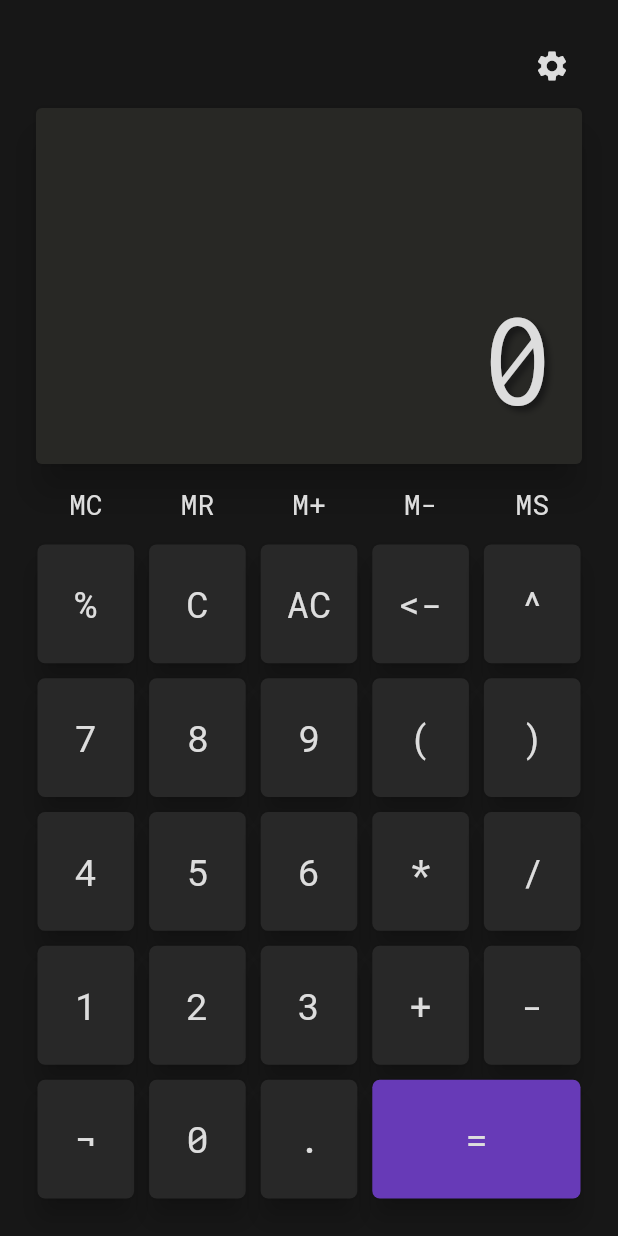
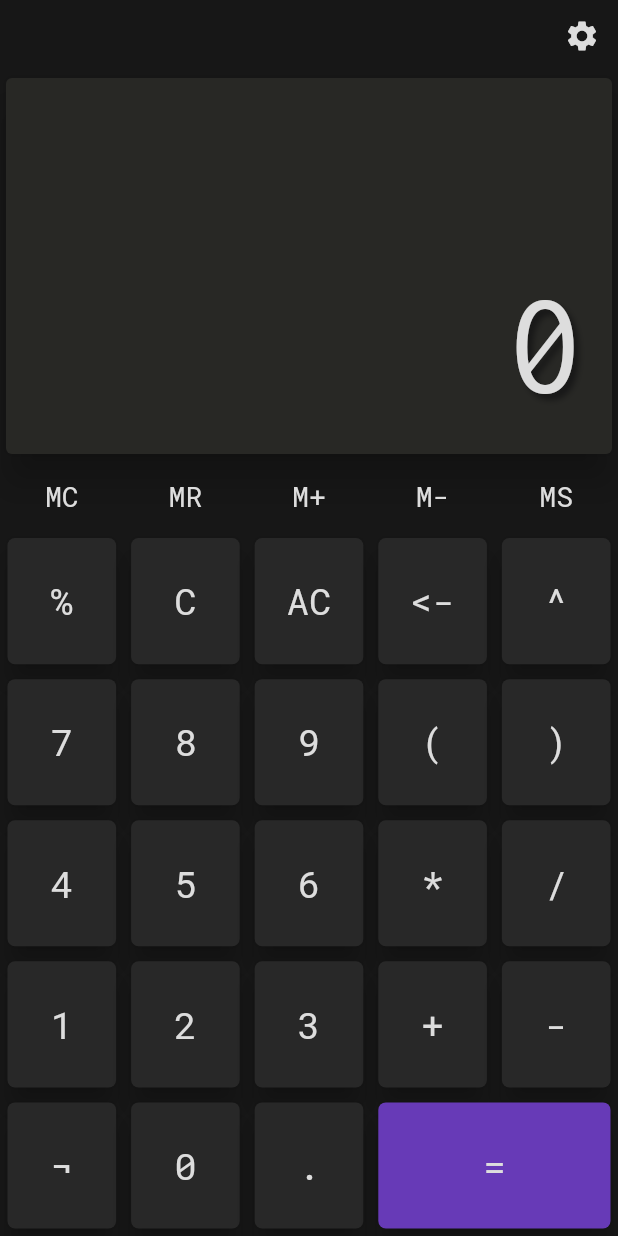
Before and after one commit to lucas-marianno/flutter_calculator_math_parser, a Flutter app: the screen it shows after launch, on a phone screen of 412 x 824 dp. Run offline on Flutter 3.47's test engine with Material 2 defaults, Android fonts, the phone set to English and light mode, and no system bars; our stand-ins replace google_fonts.

Commit message:
logic WIP

```diff
--- a/lib/main.dart
+++ b/lib/main.dart
@@ -35,10 +35,9 @@ class HomePage extends StatefulWidget {
 }
 
 class _HomePageState extends State<HomePage> {
-
   String screenValue = '0';
 
-  updateScreen(buttonId){
+  updateScreen(buttonId) {
     setState(() {
       screenValue = Logic.newScreenValue(buttonId, screenValue);
     });
@@ -46,14 +45,9 @@ class _HomePageState extends State<HomePage> {
 
   @override
   Widget build(BuildContext context) {
-    return SafeArea(
-      child: Scaffold(
+    return Scaffold(
       backgroundColor: Palette.darkest,
-        body: SafeArea(
-          minimum: const EdgeInsets.all(20),
-          child: Center(
-            child: Column(
-              mainAxisAlignment: MainAxisAlignment.center,
+      body: Column(
         children: [
           Align(
             alignment: Alignment.topRight,
@@ -67,16 +61,14 @@ class _HomePageState extends State<HomePage> {
               },
               icon: Icon(
                 Icons.settings,
-                      color: Palette.light,),
+                color: Palette.light,
+              ),
             ),
           ),
           Screen(screenValue),
           KeyBoard(updateScreen),
         ],
       ),
-          ),
-        ),
-      ),
     );
   }
 }
--- a/pubspec.yaml
+++ b/pubspec.yaml
@@ -37,6 +37,7 @@ dependencies:
   cupertino_icons: ^1.0.2
   google_fonts: ^4.0.3
   url_launcher: ^6.1.10
+  flutter_markdown: ^0.6.14
 
 dev_dependencies:
   flutter_test:
```
Also changed, not shown: pubspec.lock. Lines whose indentation alone changed are shown as unchanged.
